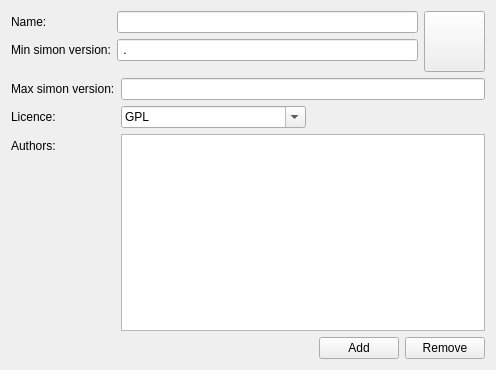
Old version of the form simon/src/modifyscenario.ui in the repository KDE/simon.
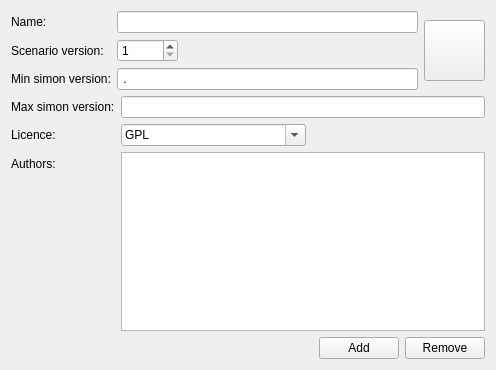
New version of the form. Custom widgets are drawn as their Qt base class.

```diff
--- a/simon/src/modifyscenario.ui
+++ b/simon/src/modifyscenario.ui
@@ -32,19 +32,39 @@
         <widget class="KLineEdit" name="leName"/>
        </item>
        <item row="1" column="0">
+        <widget class="QLabel" name="label">
+         <property name="text">
+          <string>Scenario version:</string>
+         </property>
+        </widget>
+       </item>
+       <item row="2" column="0">
         <widget class="QLabel" name="lbMinVersion">
          <property name="text">
           <string>Min simon version:</string>
          </property>
         </widget>
        </item>
-       <item row="1" column="1">
+       <item row="2" column="1">
         <widget class="KLineEdit" name="leMinVersion">
          <property name="inputMask">
           <string>9.9xxxxxxx0; </string>
          </property>
         </widget>
        </item>
+       <item row="1" column="1">
+        <widget class="KIntSpinBox" name="sbScenarioVersion">
+         <property name="minimum">
+          <number>1</number>
+         </property>
+         <property name="maximum">
+          <number>10000</number>
+         </property>
+         <property name="value">
+          <number>1</number>
+         </property>
+        </widget>
+       </item>
       </layout>
      </item>
      <item>
@@ -235,6 +255,11 @@
    <extends>QPushButton</extends>
    <header>kicondialog.h</header>
   </customwidget>
+  <customwidget>
+   <class>KIntSpinBox</class>
+   <extends>QSpinBox</extends>
+   <header>knuminput.h</header>
+  </customwidget>
   <customwidget>
    <class>KPushButton</class>
    <extends>QPushButton</extends>
```
